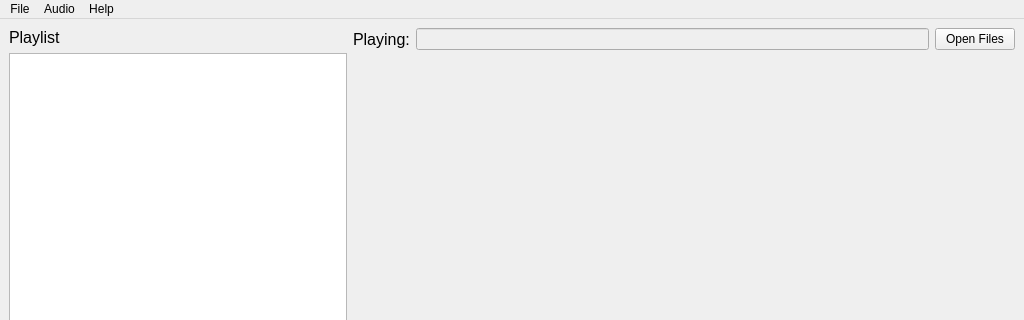
Qt form src/mainwindow.ui (brookiestein/QBitMPlayer) before a commit; both pictures show x 0 to 1024 and y 0 to 320 of the 1024 by 530 pixel window.
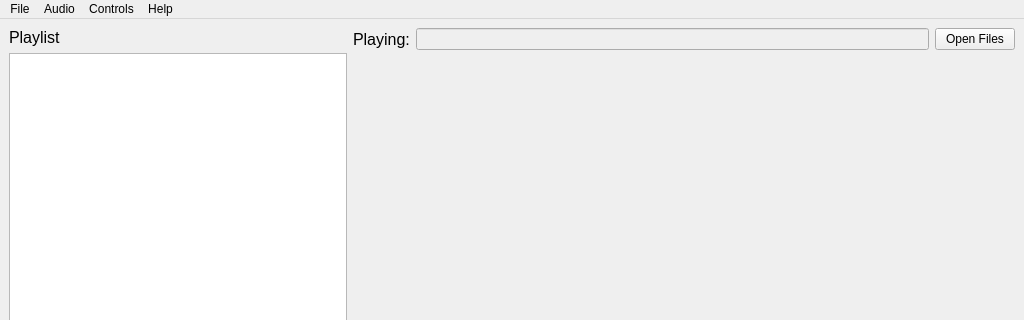
The same form after that commit. Icons and pictures are not drawn.

The edit to the form file:
```diff
--- a/src/mainwindow.ui
+++ b/src/mainwindow.ui
@@ -329,8 +329,15 @@
     </widget>
     <addaction name="menuDevices"/>
    </widget>
+   <widget class="QMenu" name="menuControls">
+    <property name="title">
+     <string>Controls</string>
+    </property>
+    <addaction name="actionHideShowControls"/>
+   </widget>
    <addaction name="menuFile"/>
    <addaction name="menuAudio"/>
+   <addaction name="menuControls"/>
    <addaction name="menuHelp"/>
   </widget>
   <widget class="QStatusBar" name="statusbar"/>
```
Left out of the diff: 67 changed lines with no effect on the pictures.
